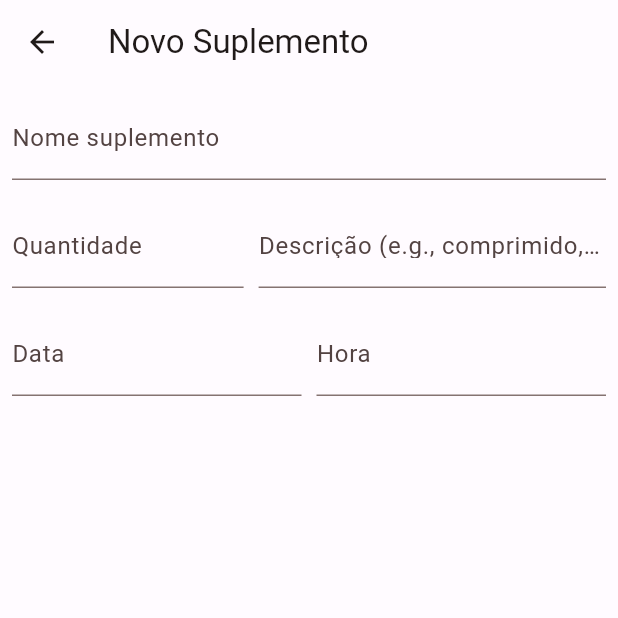
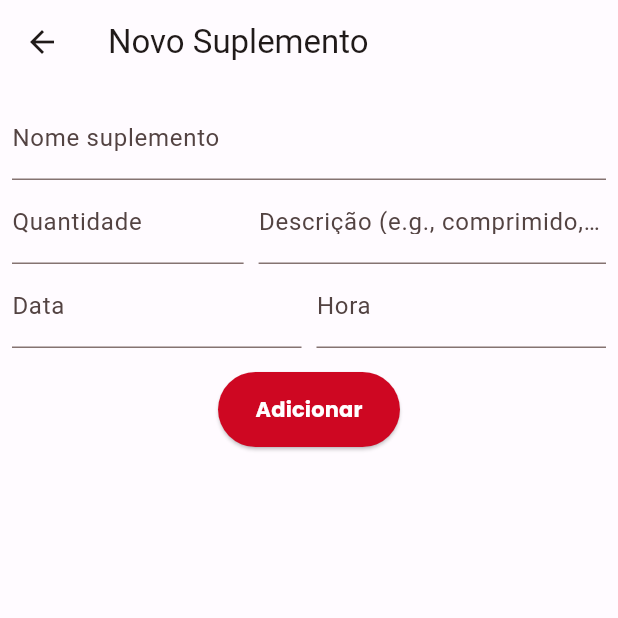
Before and after one commit to marcelomnzs/DSI, a Flutter app: the Suplemento screen opened by its route, on a phone screen of 412 x 824 dp, the top half of it. Run offline on Flutter 3.47's test engine with Material 3 defaults, Android fonts, the phone set to English and light mode, and no system bars; our stand-ins replace cloud_firestore, firebase_auth, firebase_core, flutter_svg, google_fonts, google_sign_in; accounts and stored records are empty.

Commit message:
Finalizar layout de tela suplemento e rota

```diff
--- a/lib/screens/suplemento.dart
+++ b/lib/screens/suplemento.dart
@@ -1,5 +1,6 @@
 import 'package:flutter/material.dart';
 import 'package:flutter/services.dart';
+import 'package:google_fonts/google_fonts.dart';
 
 class Suplemento extends StatefulWidget {
   const Suplemento({super.key});
@@ -14,22 +15,10 @@ class _SuplementoState extends State<Suplemento> {
   final TextEditingController _dataController = TextEditingController();
   final TextEditingController _horaController = TextEditingController();
 
-  String? name;
-  String? descricao;
-  double? quantidade;
-
-  void getName(String name) {
-    this.name = name;
-  }
-
-  void getDescricao(String descricao) {
-    this.descricao = descricao;
-  }
-
-  void getQuantidade(String quantidadeStr) {
-    // Converta a String para double e atribua à variável
-    double? quantidade = double.tryParse(quantidadeStr);
-    this.quantidade = quantidade;
+  void _adicionarSuplemento() {
+    // Adicione sua lógica para processar os dados do suplemento aqui
+    // Por exemplo, você pode salvar os dados ou fazer uma navegação
+    Navigator.pushNamed(context, '/homepage'); // Altere o nome da rota conforme necessário
   }
 
   @override
@@ -38,11 +27,11 @@ class _SuplementoState extends State<Suplemento> {
       appBar: AppBar(
         title: const Text("Novo Suplemento"),
       ),
-      body: Column(
-        children: [
-          Padding(
-            padding: const EdgeInsets.all(8.0),
-            child: TextFormField(
+      body: Padding(
+        padding: const EdgeInsets.all(8.0),
+        child: Column(
+          children: [
+            TextFormField(
               decoration: const InputDecoration(
                 labelText: "Nome suplemento",
                 fillColor: Colors.white,
@@ -54,13 +43,10 @@ class _SuplementoState extends State<Suplemento> {
                 ),
               ),
               onChanged: (String name) {
-                getName(name); // Ação ao alterar o texto
+                // Aqui você pode definir a lógica para atualizar o estado, se necessário
               },
             ),
-          ),
-          Padding(
-            padding: const EdgeInsets.all(8.0),
-            child: Row(
+            Row(
               children: [
                 Expanded(
                   flex: 2,
@@ -80,9 +66,6 @@ class _SuplementoState extends State<Suplemento> {
                     inputFormatters: <TextInputFormatter>[
                       FilteringTextInputFormatter.allow(RegExp(r'^\d+\.?\d{0,2}'))
                     ],
-                    onChanged: (String quantidade) {
-                      getQuantidade(quantidade); // Ação ao alterar a quantidade
-                    },
                   ),
                 ),
                 const SizedBox(width: 10),
@@ -100,17 +83,11 @@ class _SuplementoState extends State<Suplemento> {
                         ),
                       ),
                     ),
-                    onChanged: (String descricao) {
-                      getDescricao(descricao); // Ação ao alterar a descrição
-                    },
                   ),
                 ),
               ],
             ),
-          ),
-          Padding(
-            padding: const EdgeInsets.all(8.0),
-            child: Row(
+            Row(
               children: [
                 Expanded(
                   flex: 2,
@@ -176,9 +153,33 @@ class _SuplementoState extends State<Suplemento> {
                 ),
               ],
             ),
-          ),
-
-        ],
+            Center(
+              child: Padding(
+                padding: const EdgeInsets.only(top: 16.0),
+                child: ElevatedButton(
+                  onPressed: () {
+                    // Chame a lógica de adicionar suplemento e navegue
+                    _adicionarSuplemento();
+                  },
+                  style: ElevatedButton.styleFrom(
+                    backgroundColor: const Color.fromARGB(255, 206, 7, 34), // Cor do botão
+                    padding: const EdgeInsets.symmetric(horizontal: 25, vertical: 15),
+                  ),
+                  child: Text(
+                    'Adicionar',
+                    style: GoogleFonts.poppins(
+                      textStyle: const TextStyle(
+                        color: Colors.white,
+                        fontWeight: FontWeight.bold,
+                        fontSize: 14,
+                      ),
+                    ),
+                  ),
+                ),
+              ),
+            ),
+          ],
+        ),
       ),
     );
   }
```
